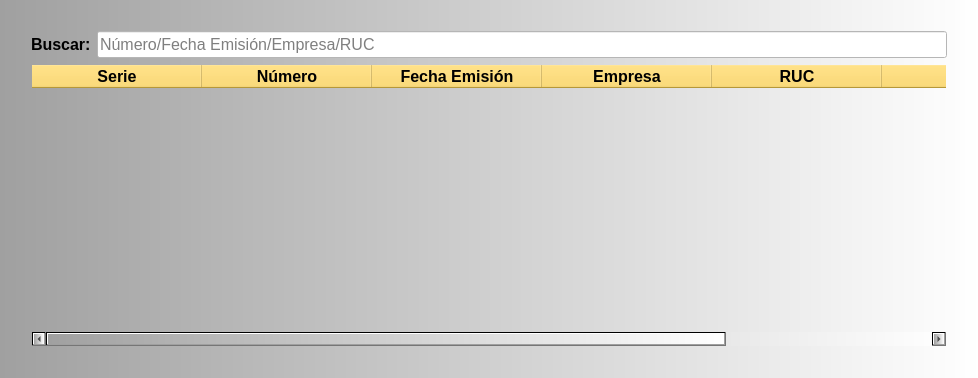
This is ERP_Consulta_Facturacion.ui in RonnyOre/P11_Notas as Qt 5 draws it before an edit. The edited form follows.
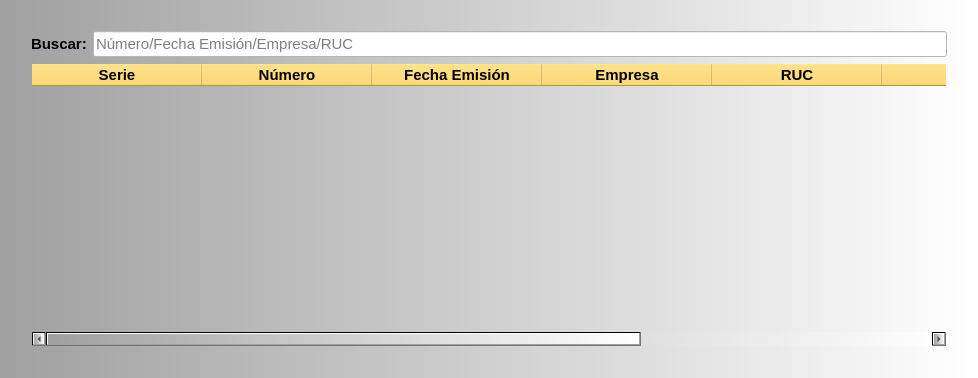
This is the edited form.

Patch:
```diff
--- a/ERP_Consulta_Facturacion.ui
+++ b/ERP_Consulta_Facturacion.ui
@@ -51,7 +51,7 @@
         <widget class="QLabel" name="label">
          <property name="font">
           <font>
-           <pointsize>12</pointsize>
+           <pointsize>11</pointsize>
            <weight>75</weight>
            <bold>true</bold>
           </font>
@@ -68,7 +68,7 @@
         <widget class="QLineEdit" name="lePalabra">
          <property name="font">
           <font>
-           <pointsize>12</pointsize>
+           <pointsize>11</pointsize>
           </font>
          </property>
          <property name="styleSheet">
@@ -91,7 +91,7 @@
       <widget class="QTreeWidget" name="twFacturacion">
        <property name="font">
         <font>
-         <pointsize>12</pointsize>
+         <pointsize>11</pointsize>
         </font>
        </property>
        <property name="styleSheet">
@@ -113,7 +113,7 @@
         </property>
         <property name="font">
          <font>
-          <pointsize>12</pointsize>
+          <pointsize>11</pointsize>
           <weight>75</weight>
           <bold>true</bold>
          </font>
@@ -128,7 +128,7 @@
         </property>
         <property name="font">
          <font>
-          <pointsize>12</pointsize>
+          <pointsize>11</pointsize>
           <weight>75</weight>
           <bold>true</bold>
          </font>
@@ -143,7 +143,7 @@
         </property>
         <property name="font">
          <font>
-          <pointsize>12</pointsize>
+          <pointsize>11</pointsize>
           <weight>75</weight>
           <bold>true</bold>
          </font>
@@ -158,7 +158,7 @@
         </property>
         <property name="font">
          <font>
-          <pointsize>12</pointsize>
+          <pointsize>11</pointsize>
           <weight>75</weight>
           <bold>true</bold>
          </font>
@@ -173,7 +173,7 @@
         </property>
         <property name="font">
          <font>
-          <pointsize>12</pointsize>
+          <pointsize>11</pointsize>
           <weight>75</weight>
           <bold>true</bold>
          </font>
@@ -188,7 +188,7 @@
         </property>
         <property name="font">
          <font>
-          <pointsize>12</pointsize>
+          <pointsize>11</pointsize>
           <weight>75</weight>
           <bold>true</bold>
          </font>
@@ -203,7 +203,22 @@
         </property>
         <property name="font">
          <font>
-          <pointsize>12</pointsize>
+          <pointsize>11</pointsize>
+          <weight>75</weight>
+          <bold>true</bold>
+         </font>
+        </property>
+        <property name="textAlignment">
+         <set>AlignCenter</set>
+        </property>
+       </column>
+       <column>
+        <property name="text">
+         <string>TC</string>
+        </property>
+        <property name="font">
+         <font>
+          <pointsize>11</pointsize>
           <weight>75</weight>
           <bold>true</bold>
          </font>
```
